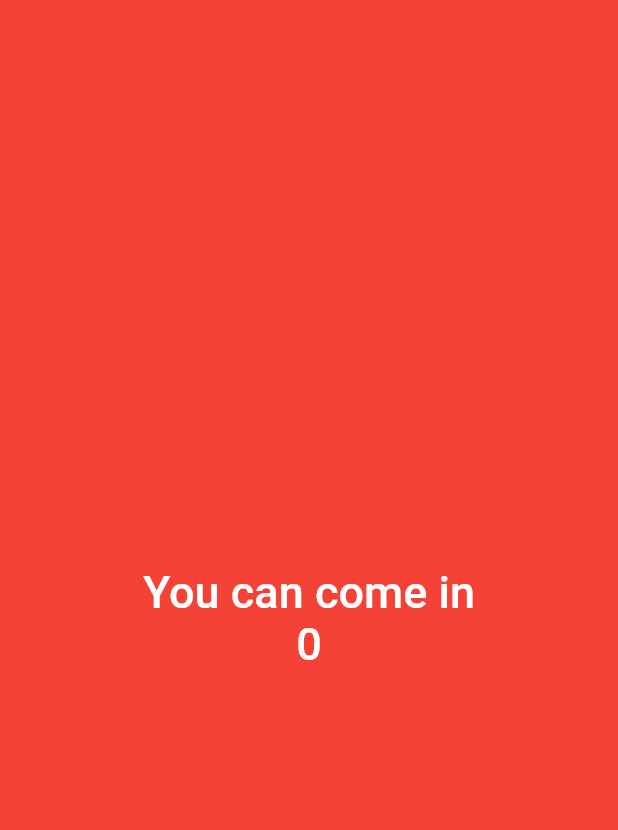
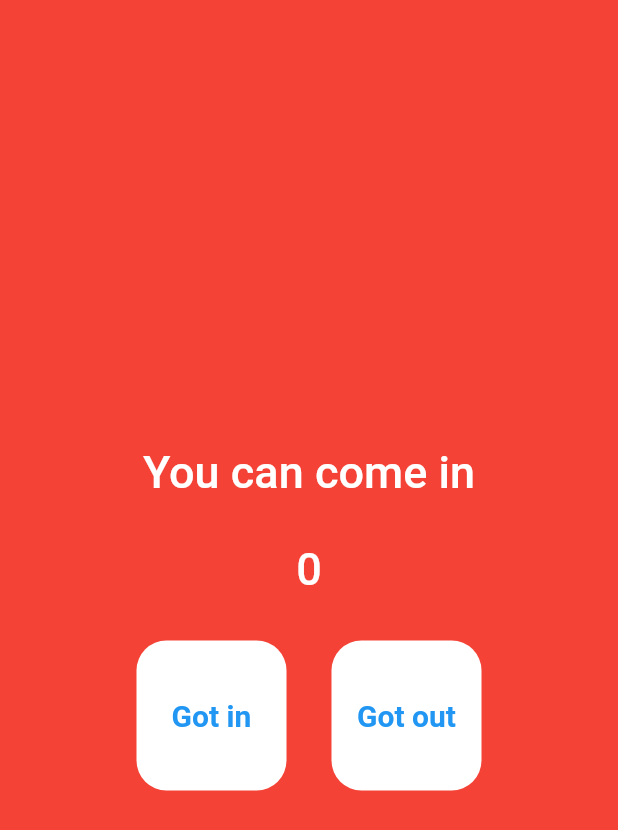
Before and after one commit to EduardoLeoDaSilva/entrance_control, a Flutter app: the screen it shows after launch, on a phone screen of 412 x 824 dp. Shown: the top 830 px of the screen. Run offline on Flutter 3.47's test engine with Material 2 defaults, Android fonts, the phone set to English and light mode, and no system bars.

Commit message:
Stylizing homepage

```diff
--- a/lib/main.dart
+++ b/lib/main.dart
@@ -15,21 +15,60 @@ class HomePage extends StatelessWidget {
         body: Column(
           mainAxisAlignment: MainAxisAlignment.center,
           children: [
-            Text(
+            const Text(
               'You can come in',
               style: TextStyle(
                   color: Colors.white,
                   fontSize: 30,
                   fontWeight: FontWeight.w500),
             ),
-            Text(
-              '0',
-              style: TextStyle(
-                  color: Colors.white,
-                  fontSize: 30,
-                  fontWeight: FontWeight.w500),
+            Padding(
+              padding: const EdgeInsets.all(30),
+              child: const Text(
+                '0',
+                style: TextStyle(
+                    color: Colors.white,
+                    fontSize: 30,
+                    fontWeight: FontWeight.w500),
+              ),
             ),
-            Row()
+            Row(
+              mainAxisAlignment: MainAxisAlignment.center,
+              children: [
+                TextButton(
+                  onPressed: null,
+                  child: Text(
+                    "Got in",
+                    style: TextStyle(
+                        color: Colors.blue,
+                        fontSize: 20,
+                        fontWeight: FontWeight.w600),
+                  ),
+                  style: TextButton.styleFrom(
+                      backgroundColor: Colors.white,
+                      fixedSize: const Size(100, 100),
+                      shape: RoundedRectangleBorder(
+                          borderRadius: BorderRadius.circular(20))),
+                ),
+                SizedBox(
+                  width: 30,
+                ),
+                TextButton(
+                    onPressed: null,
+                    child: const Text(
+                      "Got out",
+                      style: TextStyle(
+                          color: Colors.blue,
+                          fontSize: 20,
+                          fontWeight: FontWeight.w600),
+                    ),
+                    style: TextButton.styleFrom(
+                        backgroundColor: Colors.white,
+                        fixedSize: const Size(100, 100),
+                        shape: RoundedRectangleBorder(
+                            borderRadius: BorderRadius.circular(20))))
+              ],
+            )
           ],
         ),
       ),
```
